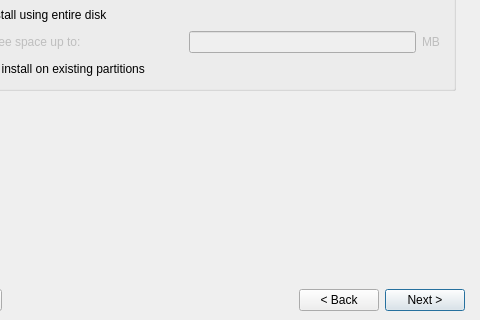
Above: meinstall.ui from antiX-Linux/mx-installer before the change; both pictures show x 84 to 564 and y 171 to 491 of the 564 by 491 pixel window. Below: the same form after it.
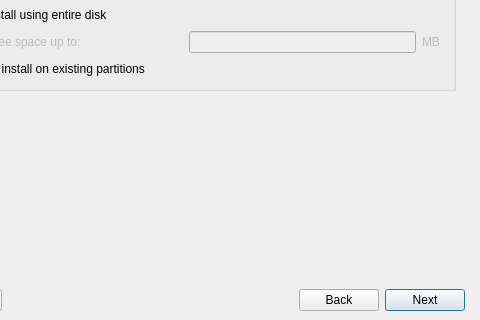
That is the form after the change. Icons and pictures are not drawn.

```diff
--- a/meinstall.ui
+++ b/meinstall.ui
@@ -64,7 +64,10 @@
    <item row="2" column="6">
     <widget class="QPushButton" name="nextButton">
      <property name="text">
-      <string>Next &gt;</string>
+      <string>Next</string>
+     </property>
+     <property name="icon">
+      <iconset theme="go-next"/>
      </property>
      <property name="shortcut">
       <string>Alt+N</string>
@@ -77,7 +80,10 @@
    <item row="2" column="5">
     <widget class="QPushButton" name="backButton">
      <property name="text">
-      <string>&lt; Back</string>
+      <string>Back</string>
+     </property>
+     <property name="icon">
+      <iconset theme="go-previous"/>
      </property>
      <property name="shortcut">
       <string>Alt+K</string>
```
Left out of the diff: 3 changed lines with no effect on the pictures.
